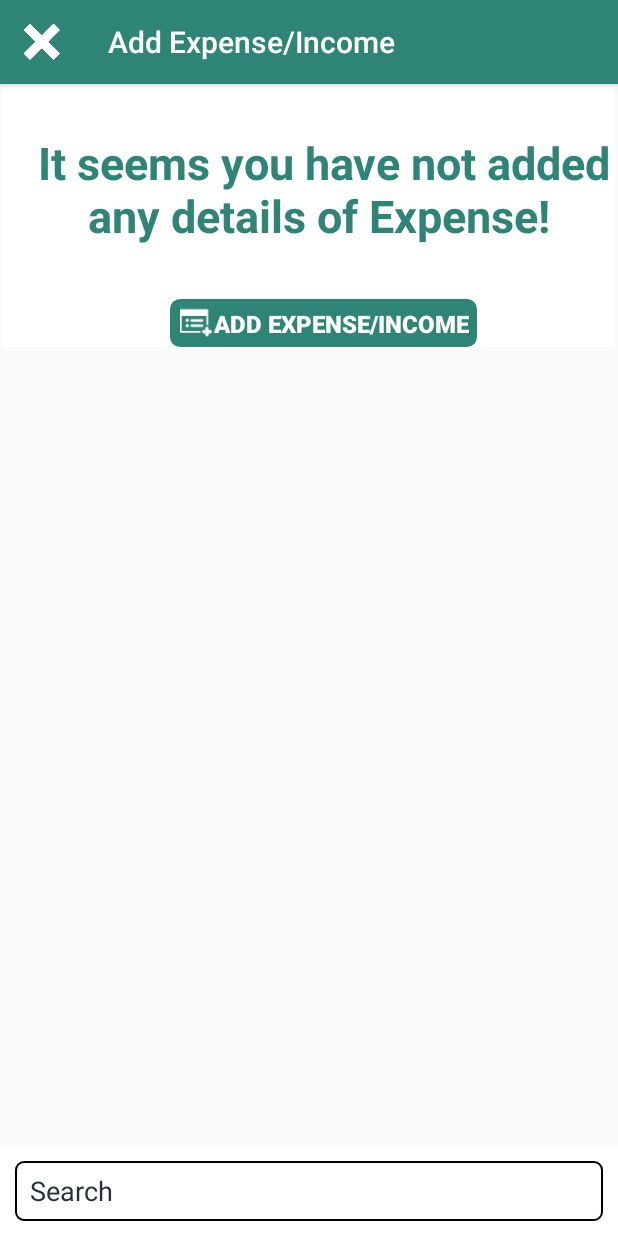
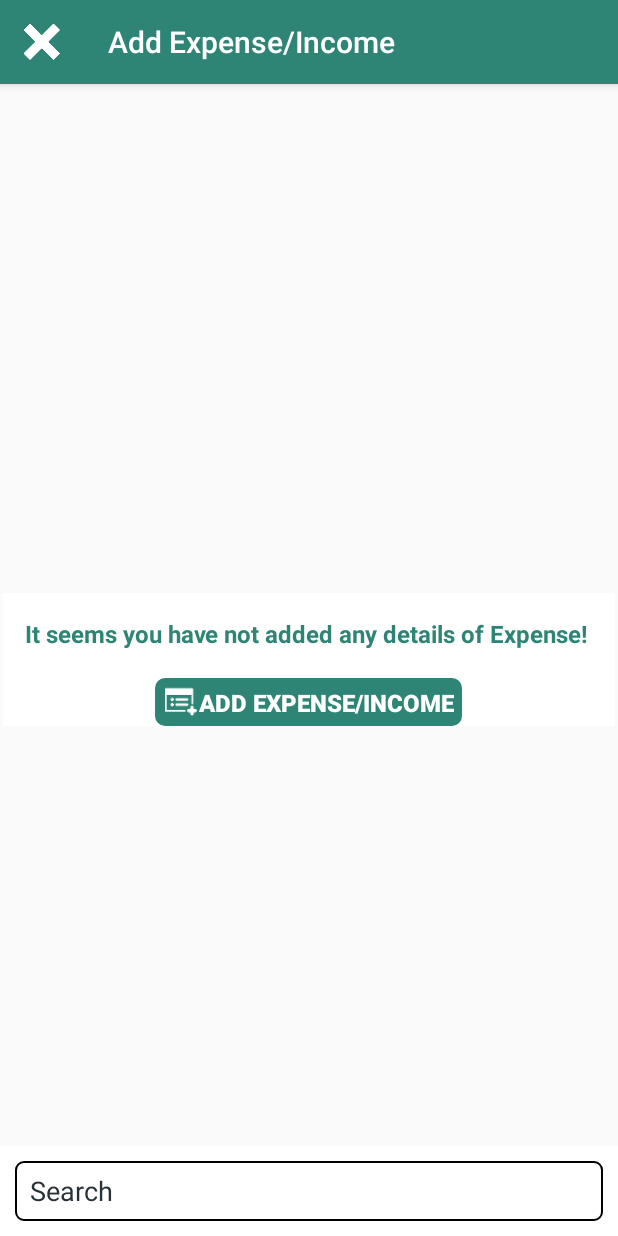
Before and after one commit to sreejithkr/MoneyAssist, an Android app: the fragment ListExpenceIncomeFragment placed in its activity, on a phone screen of 412 x 824 dp. Run offline under Robolectric (Android 15) with nearby library versions, the phone set to English and light mode, and no system bars.

Commit message:
Change Log ___________ Defect fixes

```diff
--- a/ExpenseTracking/app/src/main/res/layout/fragment_list_expence_income.xml
+++ b/ExpenseTracking/app/src/main/res/layout/fragment_list_expence_income.xml
@@ -19,21 +19,22 @@
         android:layout_height="wrap_content"
         android:background="@color/backgroud_white"
         android:layout_margin="2dp"
+        android:visibility="invisible"
+        android:layout_centerHorizontal="true"
         android:gravity="center_horizontal"
-        android:visibility="invisible"
-
+        android:layout_centerInParent="true"
         >
         <TextView
             android:id="@+id/nodataText"
-            android:layout_marginLeft="20dp"
-            android:layout_marginTop="30dp"
+            android:layout_marginTop="16dp"
             android:layout_width="wrap_content"
             android:layout_height="wrap_content"
-            android:textSize="30sp"
+            android:textSize="16sp"
             android:textStyle="bold"
             android:text="@string/no_data_expense_income_message"
             android:textColor="@color/app_green"
-            android:gravity="center"
+
+            android:gravity="center_horizontal"
             android:layout_centerHorizontal="true"
 
 
```
Also changed, not shown: ExpenseTracking/app/src/main/java/com/skr/expensetrack/ListExpenceIncomeFragment.java (+5 -32 lines).
